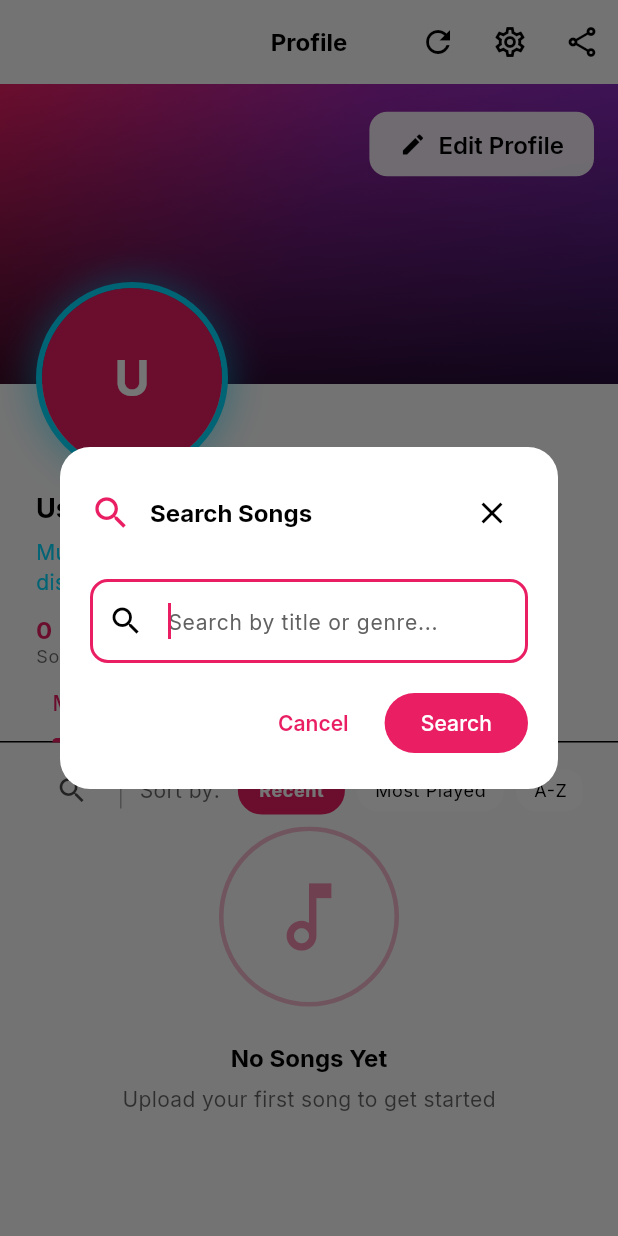
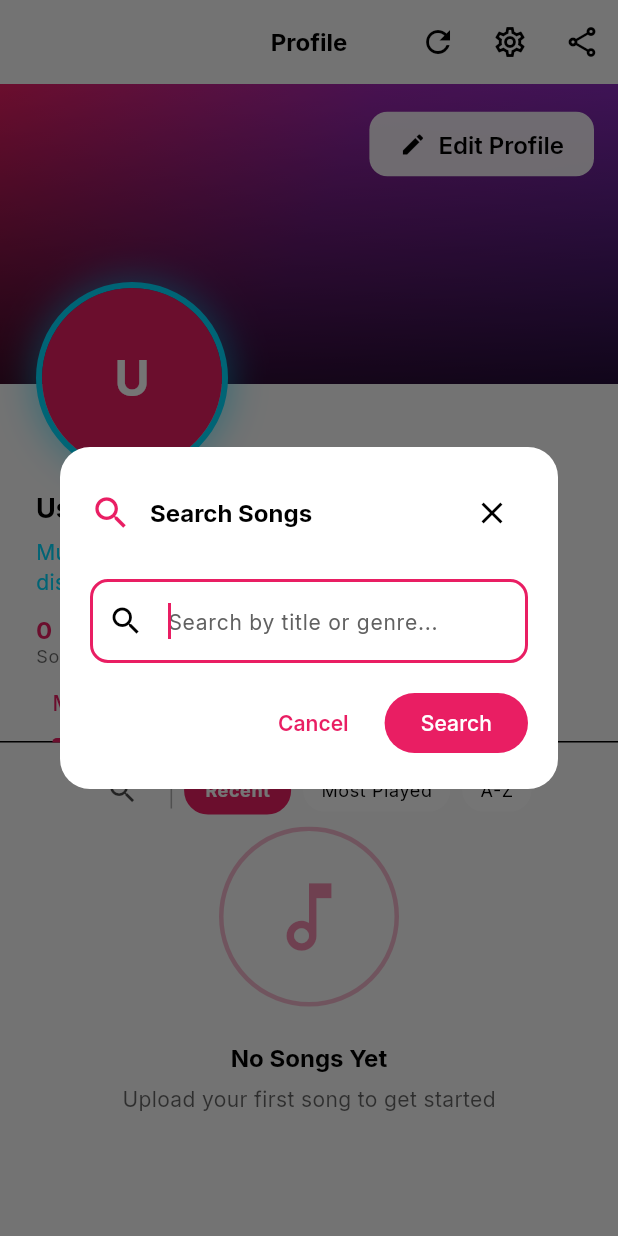
Before and after one commit to breakinghits01/artist-monetization-app, a Flutter app: the ProfileScreen screen opened by its route, after a tap on the "search" icon, on a phone screen of 412 x 824 dp. Run offline on Flutter 3.47's test engine with Material 3 defaults, Android fonts, the phone set to English and light mode, and no system bars; drawn by our look-alikes of cached_network_image; our stand-ins replace audio_service, dio, file_picker, flutter_riverpod, flutter_secure_storage, freezed_annotation and 9 more; missing offline and left inert: audio_session, dart:html, encrypt; accounts and stored records are empty; network calls fail.

Commit message:
fix: Remove Sort by and Genre labels for better mobile fit

```diff
--- a/lib/features/profile/presentation/screens/profile_screen.dart
+++ b/lib/features/profile/presentation/screens/profile_screen.dart
@@ -324,14 +324,7 @@ class _ProfileScreenState extends ConsumerState<ProfileScreen>
                               height: 24,
                               color: theme.colorScheme.outline.withValues(alpha: 0.3),
                             ),
-                            const SizedBox(width: 12),
-                            Text(
-                              'Sort by:',
-                              style: theme.textTheme.bodyMedium?.copyWith(
-                                color: theme.colorScheme.onSurface.withValues(alpha: 0.6),
-                              ),
-                            ),
-                            const SizedBox(width: 12),
+                            const SizedBox(width: 8),
                             SortChip(
                               label: 'Recent',
                               isSelected: _sortBy == 'Recent',
@@ -357,13 +350,6 @@ class _ProfileScreenState extends ConsumerState<ProfileScreen>
                                 width: 1,
                                 height: 24,
                                 color: theme.colorScheme.outline.withValues(alpha: 0.3),
-                              ),
-                              const SizedBox(width: 16),
-                              Text(
-                                'Genre:',
-                                style: theme.textTheme.bodyMedium?.copyWith(
-                                  color: theme.colorScheme.onSurface.withValues(alpha: 0.6),
-                                ),
                               ),
                               const SizedBox(width: 12),
                               PopupMenuButton<String?>(
```
